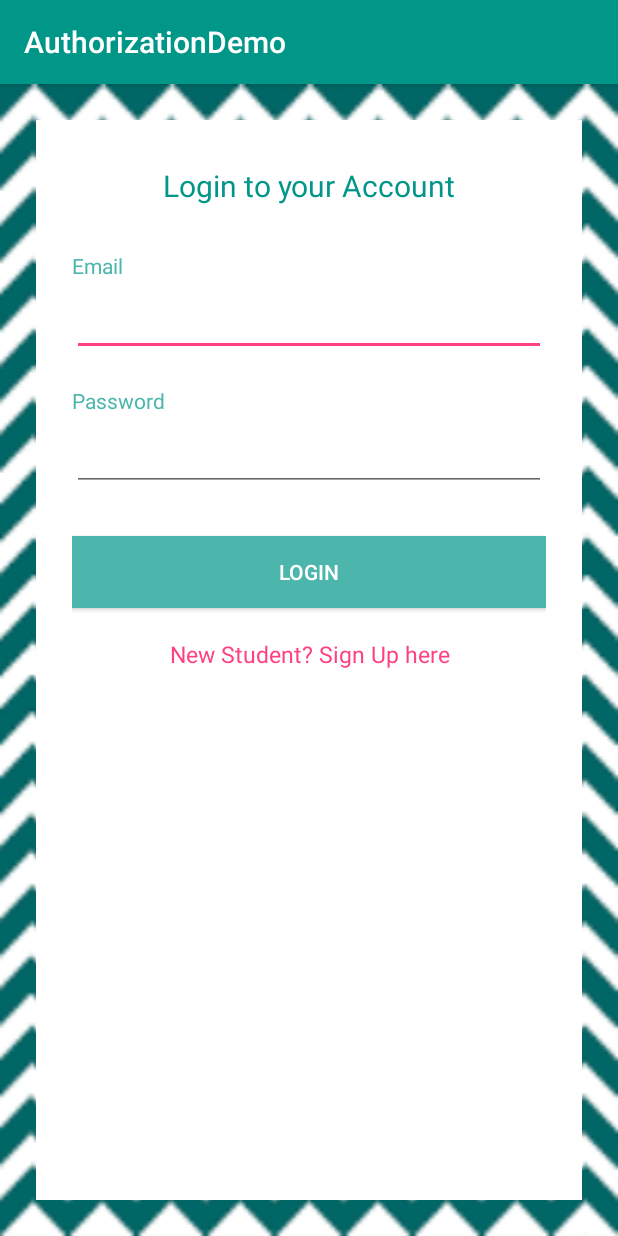
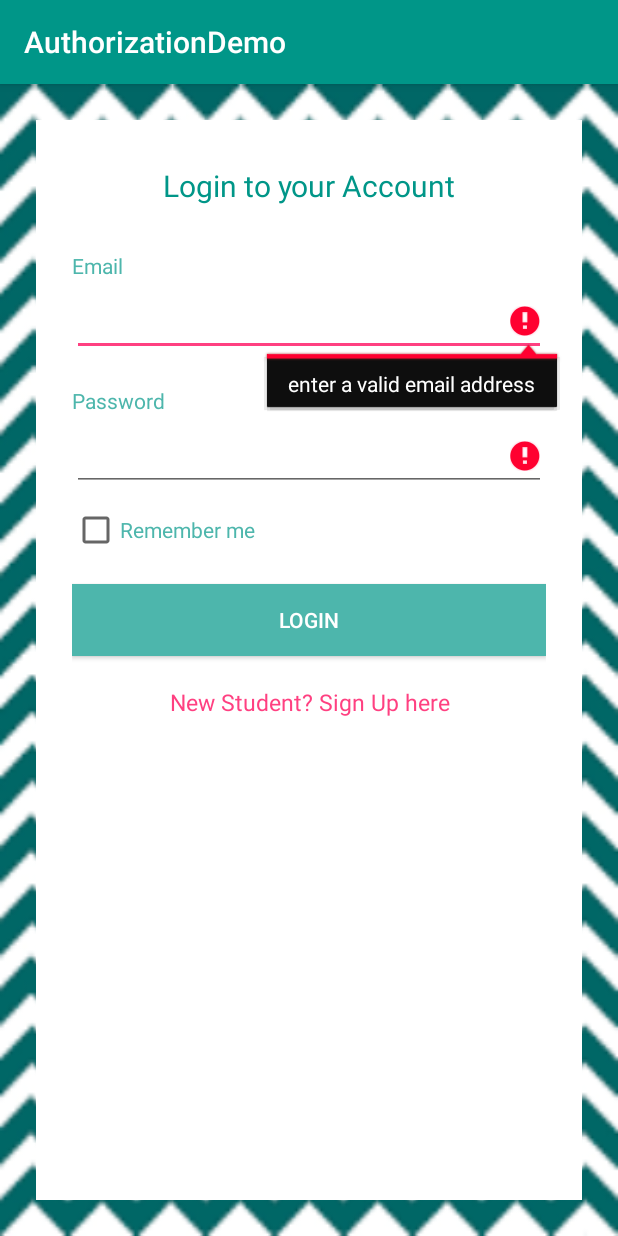
Before and after one commit to nashwanazir/AuthorizationDemo, an Android app: the screen it shows after launch (LoginActivity), after a tap on "LOGIN", on a phone screen of 412 x 824 dp. Run offline under Robolectric (Android 15) with nearby library versions, the light colour scheme and no system bars; 2 statements that could not run were skipped.

Commit message:
Student Session Management and Remember me option

```diff
--- a/app/src/main/java/com/example/asus/authorizationdemo/LoginActivity.java
+++ b/app/src/main/java/com/example/asus/authorizationdemo/LoginActivity.java
@@ -6,6 +6,7 @@ import android.support.v7.app.AppCompatActivity;
 import android.os.Bundle;
 import android.view.View;
 import android.widget.Button;
+import android.widget.CheckBox;
 import android.widget.EditText;
 import android.widget.TextView;
 import android.widget.Toast;
@@ -14,26 +15,38 @@ import com.example.asus.authorizationdemo.helper.DatabaseHelper;
 
 public class LoginActivity extends AppCompatActivity {
 
-    DatabaseHelper databaseHelper=new DatabaseHelper(LoginActivity.this);
-    EditText email,password;
+    DatabaseHelper databaseHelper = new DatabaseHelper(LoginActivity.this);
+    EditText email, password;
     Button login;
     TextView link_signup;
+    CheckBox rem;
+    Session session;
 
     @Override
     protected void onCreate(Bundle savedInstanceState) {
         super.onCreate(savedInstanceState);
         setContentView(R.layout.activity_login);
 
-        email= (EditText) findViewById(R.id.email);
-        password= (EditText) findViewById(R.id.password);
-        login= (Button) findViewById(R.id.btnLogin);
-        link_signup= (TextView) findViewById(R.id.link_signup);
+        // Initialize views
+        email = (EditText) findViewById(R.id.email);
+        password = (EditText) findViewById(R.id.password);
+        login = (Button) findViewById(R.id.btnLogin);
+        link_signup = (TextView) findViewById(R.id.link_signup);
+        rem= (CheckBox) findViewById(R.id.remcheck);
 
+        session = new Session(LoginActivity.this);
 
-        // **************************************************
-        // OnClickListener methods
-        // **************************************************
+        // if student already logged in, redirect to Welcome Activity
+        if (session.loggedin()) {
 
+            String n = session.getName();
+            Intent in = new Intent(LoginActivity.this, WelcomeActivity.class);
+            in.putExtra("name", n);
+            startActivity(in);
+            finish();
+        }
+
+        // OnClickListener for login button
         login.setOnClickListener(new View.OnClickListener() {
 
             @Override
@@ -41,19 +54,32 @@ public class LoginActivity extends AppCompatActivity {
 
                 String eml = email.getText().toString();
                 String pwd = password.getText().toString();
+
+                // Check if email and password is valid
+                if (!validate()) {
+
+                    Toast.makeText(LoginActivity.this, "Login failed! Please try again", Toast.LENGTH_SHORT).show();
+                    return;
+                }
+
+                // Check if email and password exist in student table
                 if (databaseHelper.check(eml, pwd)) {
 
+                    String n = databaseHelper.getName(eml);
+                    if (rem.isChecked()) {
+                        session.setLoggedin(true);
+                        session.setName(n);
+                    }
 
                     Intent intent = new Intent(LoginActivity.this, WelcomeActivity.class);
+                    intent.putExtra("name",n);
                     startActivity(intent);
                     clear();
                     Toast.makeText(LoginActivity.this, "Student Logged In Successfully!", Toast.LENGTH_SHORT).show();
 
 
-                }
-                else
-                {
-                    Toast.makeText(LoginActivity.this, "Login failed", Toast.LENGTH_SHORT).show();
+                } else {
+                    Toast.makeText(LoginActivity.this, "No such Student! Please create an account", Toast.LENGTH_SHORT).show();
 
                 }
 
@@ -62,6 +88,7 @@ public class LoginActivity extends AppCompatActivity {
 
         });
 
+        // Link to SignUp Activity
         link_signup.setOnClickListener(new View.OnClickListener() {
             @Override
             public void onClick(View v) {
@@ -76,8 +103,43 @@ public class LoginActivity extends AppCompatActivity {
 
     }
 
+    /**
+     * Clear all input edit text
+     */
     private void clear() {
         email.setText(null);
         password.setText(null);
     }
+
+    /**
+     * Validate email and password
+     */
+    public boolean validate() {
+        boolean valid = true;
+
+        String eml = email.getText().toString();
+        String pwd = password.getText().toString();
+
+        if (eml.isEmpty() || !android.util.Patterns.EMAIL_ADDRESS.matcher(eml).matches()) {
+            email.setError("enter a valid email address");
+            valid = false;
+        } else {
+            email.setError(null);
+        }
+
+        if (pwd.isEmpty() || pwd.length() <= 4) {
+            password.setError("enter a valid password");
+            valid = false;
+        } else {
+            password.setError(null);
+        }
+
+        return valid;
+    }
+
+    @Override
+    public void onBackPressed() {
+        // disable going back to the WelcomeActivity
+        moveTaskToBack(true);
+    }
 }
--- a/app/src/main/res/layout/activity_login.xml
+++ b/app/src/main/res/layout/activity_login.xml
@@ -52,9 +52,18 @@
             android:id="@+id/password"
             android:layout_width="match_parent"
             android:layout_height="wrap_content"
-            android:layout_marginBottom="20dp"
+            android:layout_marginBottom="10dp"
             android:layout_marginTop="5dp"
             android:inputType="textPassword" />
+
+        <!-- Remember me option -->
+        <CheckBox
+            android:id="@+id/remcheck"
+            android:layout_width="wrap_content"
+            android:layout_height="wrap_content"
+            android:text="Remember me"
+            android:textColor="@color/secColor"
+            android:layout_marginBottom="10dp"/>
 
         <!-- Login button -->
 
@@ -66,7 +75,6 @@
             android:background="@color/secColor"
             android:text="Login"
             android:textColor="#FFFFFF" />
-
 
         <!-- Link to SignUp -->
         <TextView
```
Also changed, not shown: app/src/main/java/com/example/asus/authorizationdemo/SignUpActivity.java (+57 -15 lines), app/src/main/java/com/example/asus/authorizationdemo/WelcomeActivity.java (+37 -0 lines), app/src/main/java/com/example/asus/authorizationdemo/helper/DatabaseHelper.java (+17 -0 lines), app/src/main/res/layout/activity_sign_up.xml (+17 -7 lines).
